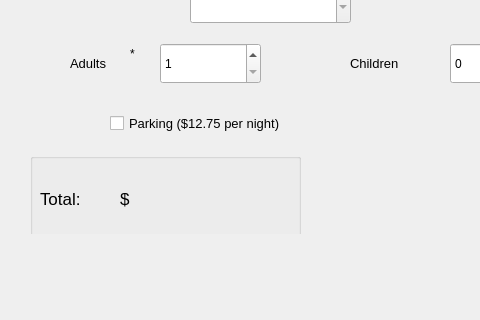
The window that CanalResorReservationApp/reservationapp.ui (MathewLister/Canal-Resort-Reservation-App) describes before a commit, drawn with Qt 5; both pictures show x 0 to 480 and y 367 to 687 of the 973 by 687 pixel window.
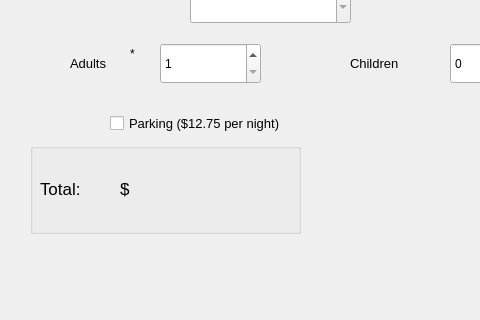
The same window after the commit.

Commit message: added gifs for readme

Diff of the .ui file:
```diff
--- a/CanalResorReservationApp/reservationapp.ui
+++ b/CanalResorReservationApp/reservationapp.ui
@@ -365,7 +365,7 @@
       <property name="geometry">
        <rect>
         <x>0</x>
-        <y>490</y>
+        <y>480</y>
         <width>271</width>
         <height>91</height>
        </rect>
```
